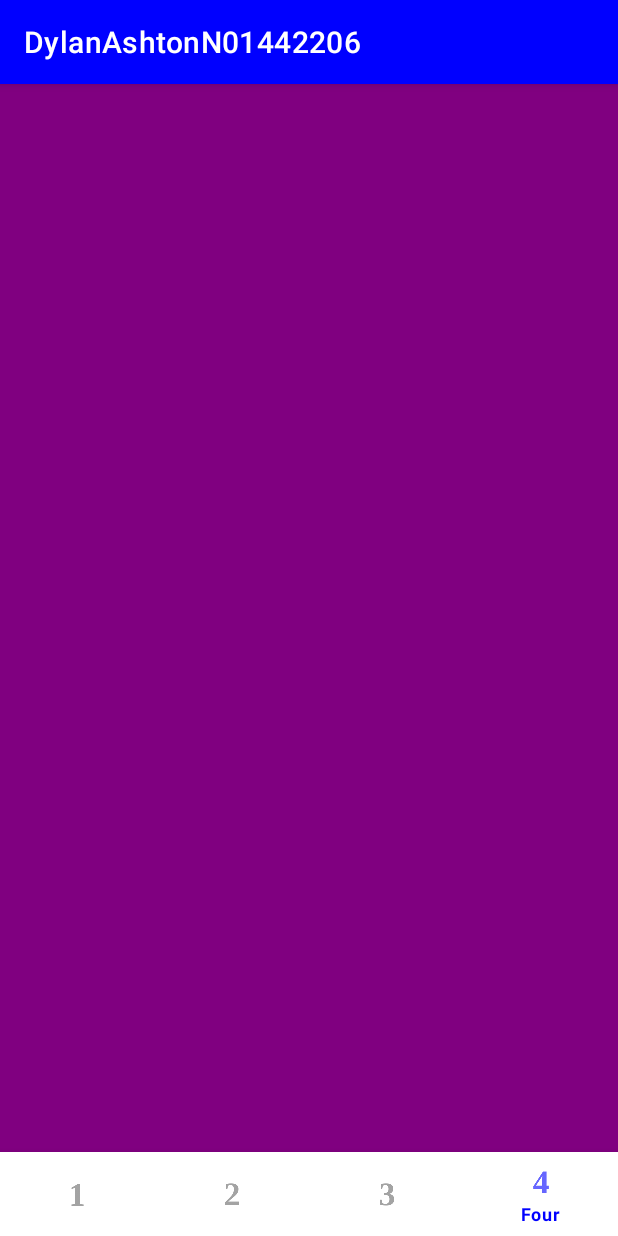
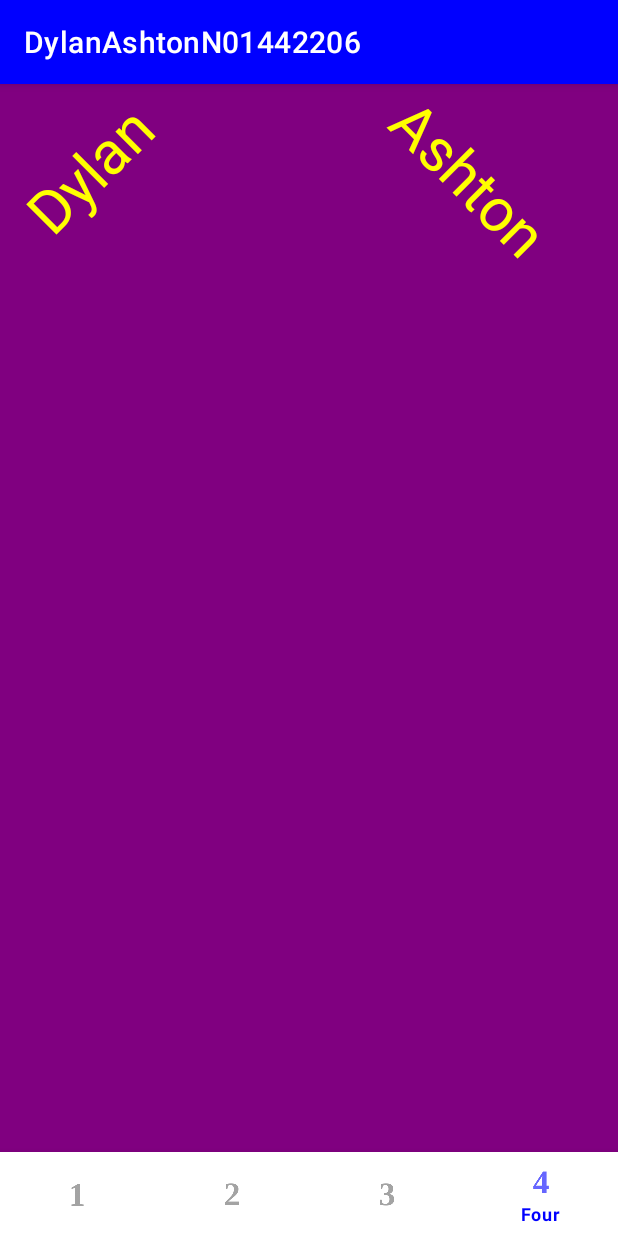
Before and after one commit to DylanAshton2206/DylanAshtonAssign3, an Android app: the screen it shows after launch (DylanActivity), item 4 of the bottom bar chosen, on a phone screen of 412 x 824 dp. Run offline under Robolectric (Android 15) with nearby library versions, the phone set to English and light mode, and no system bars.

Commit message:
added rotated name on tab4~ tried to pass values to tab3~ added style changes to all tabs~

```diff
--- a/app/src/main/java/dylan/ashton/n01442206/a3/DylanActivity.java
+++ b/app/src/main/java/dylan/ashton/n01442206/a3/DylanActivity.java
@@ -5,14 +5,18 @@ import static dylan.ashton.n01442206.a3.R.id.DylanTab1;
 import static dylan.ashton.n01442206.a3.R.id.DylanTab2;
 import static dylan.ashton.n01442206.a3.R.id.DylanTab3;
 import static dylan.ashton.n01442206.a3.R.id.DylanTab4;
+import static dylan.ashton.n01442206.a3.R.id.save_non_transition_alpha;
 
 import androidx.appcompat.app.AlertDialog;
 import androidx.appcompat.app.AppCompatActivity;
 
 import android.content.DialogInterface;
+import android.content.Intent;
 import android.os.Bundle;
 import android.view.KeyEvent;
 import android.view.View;
+import android.widget.EditText;
+import android.widget.TextView;
 
 import com.google.android.material.bottomnavigation.BottomNavigationView;
 
@@ -23,6 +27,8 @@ public class DylanActivity extends AppCompatActivity {
     private Fragment2 fragment2;
     private Fragment3 fragment3;
     private Fragment4 fragment4;
+    private EditText et;
+    public TextView Edit;
 
     @Override
     protected void onCreate(Bundle savedInstanceState) {
@@ -34,6 +40,8 @@ public class DylanActivity extends AppCompatActivity {
         fragment2 = new Fragment2();
         fragment3 = new Fragment3();
         fragment4 = new Fragment4();
+        et=findViewById(R.id.DylanEdit);
+
 
         getSupportFragmentManager().beginTransaction().replace(R.id.DylanContainer, fragment1).commit();
 
@@ -43,6 +51,7 @@ public class DylanActivity extends AppCompatActivity {
                     getSupportFragmentManager().beginTransaction().replace(R.id.DylanContainer, fragment2).commit();
                     return true;
                 case DylanTab3:
+                    //UpdateTab();
                     getSupportFragmentManager().beginTransaction().replace(R.id.DylanContainer, fragment3).commit();
                     return true;
                 case DylanTab4:
@@ -75,4 +84,10 @@ public class DylanActivity extends AppCompatActivity {
         });
         builder.show();
     }
+    public void UpdateTab() {
+        Edit.findViewById(R.id.DylanTxt);
+        String Txt=et.getText().toString();
+        Edit.setText(Txt);
+    }
+
 }
--- a/app/src/main/java/dylan/ashton/n01442206/a3/Fragment1.java
+++ b/app/src/main/java/dylan/ashton/n01442206/a3/Fragment1.java
@@ -38,4 +38,5 @@ public class Fragment1 extends Fragment {
         // Inflate the layout for this fragment
         return inflater.inflate(R.layout.fragment_1, container, false);
     }
+
 }
--- a/app/src/main/res/layout/fragment_1.xml
+++ b/app/src/main/res/layout/fragment_1.xml
@@ -10,7 +10,6 @@
     android:id="@+id/DylanFragment1"
     >
     <TextView
-        android:id="@+id/DylanTxt"
         android:layout_width="match_parent"
         android:layout_height="40dp"
         android:gravity="center"
@@ -28,12 +27,11 @@
         android:maxLength="6" />
 
     <ImageButton
-        android:id="@+id/DylanImagebutton"
+        android:id="@+id/DylanImageButton"
         android:layout_width="wrap_content"
         android:layout_height="wrap_content"
         android:layout_marginTop="100dp"
         android:src="@mipmap/smile_round"
         android:layout_gravity="center"
-        android:backgroundTint="@color/aqua"
-        />
+        android:backgroundTint="@color/aqua" />
 </FrameLayout>
--- a/app/src/main/res/layout/fragment_4.xml
+++ b/app/src/main/res/layout/fragment_4.xml
@@ -10,8 +10,25 @@
     android:id="@+id/DylanFragment4">
 
     <!-- TODO: Update blank fragment layout -->
+    <TextView
+        android:layout_width="wrap_content"
+        android:layout_height="wrap_content"
+        android:text="@string/first"
+        android:textSize="40sp"
+        android:rotation="-45"
+        android:layout_marginTop="30dp"
+        android:layout_marginStart="10dp"
+        android:textColor="@color/yellow" />
 
-
+    <TextView
+        android:layout_width="wrap_content"
+        android:layout_height="wrap_content"
+        android:layout_marginTop="35dp"
+        android:layout_marginStart="250dp"
+        android:rotation="45"
+        android:text="@string/last"
+        android:textColor="@color/yellow"
+        android:textSize="40sp" />
 
 
 </FrameLayout>
--- a/app/src/main/res/values/strings.xml
+++ b/app/src/main/res/values/strings.xml
@@ -11,4 +11,8 @@
     <string name="soa">stay on app?</string>
     <string name="no">no</string>
     <string name="yes">yes</string>
+    <string name="v">Value</string>
+    <string name="pass">123456</string>
+    <string name="first">Dylan</string>
+    <string name="last">Ashton</string>
 </resources>
```
Also changed, not shown: app/src/main/java/dylan/ashton/n01442206/a3/Fragment3.java (+6 -1 lines), app/src/main/res/layout/fragment_3.xml (+8 -0 lines), 20 other files.
